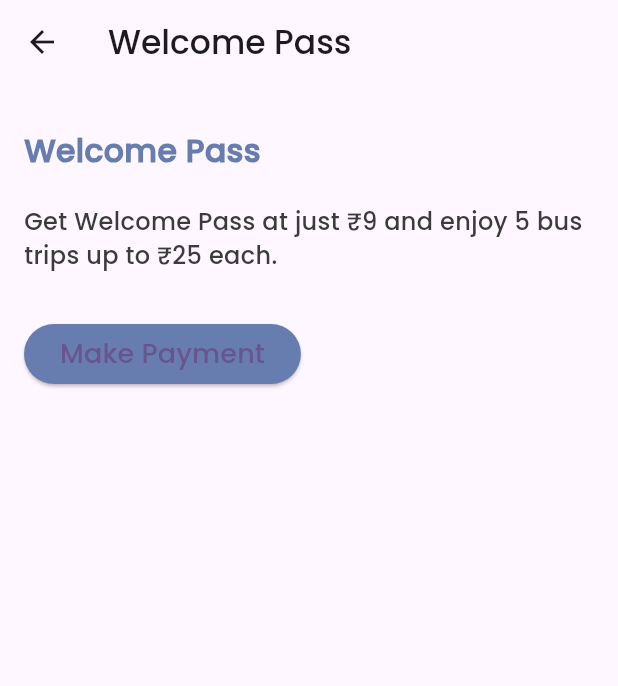
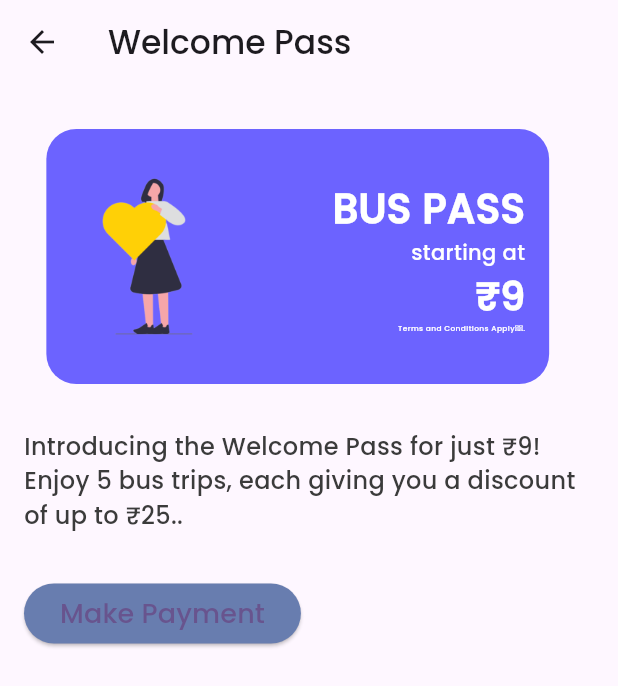
Before and after one commit to DYNAMICMORTAL/mams, a Flutter app: the screen it shows after launch, after a tap on "BUS PASS", on a phone screen of 412 x 824 dp. Shown: the top 686 px of the screen. Run offline on Flutter 3.47's test engine with Material 2 defaults, Android fonts, the light colour scheme and no system bars; our stand-ins replace fluentui_icons, gap, google_maps_flutter, video_player; missing offline and left inert: custom_info_window, flutter_polyline_points.

Commit message:
ui improvements in welcomepass

```diff
--- a/lib/screens/ads_view.dart
+++ b/lib/screens/ads_view.dart
@@ -1,27 +1,13 @@
-import 'package:fluentui_icons/fluentui_icons.dart';
-import 'package:flutter/cupertino.dart';
 import 'package:flutter/material.dart';
 import '../utils/app_styles.dart';
-import 'package:gap/gap.dart';
-import 'dart:math' as math;
 
-class Ads extends StatelessWidget {
-  const Ads({super.key});
-
+class BusCard extends StatelessWidget {
   @override
   Widget build(BuildContext context) {
-    return GestureDetector(
-      onTap: () {
-        // Navigate to the "Welcome Pass" page
-        Navigator.of(context).push(MaterialPageRoute(
-          builder: (context) => WelcomePassPage(),
-        ));
-      },
-      child: SizedBox(
-      width: MediaQuery.of(context).size.width*0.85,
+    return SizedBox(
+      width: MediaQuery.of(context).size.width * 0.85,
       height: 210,
       child: Container(
-        // padding: const EdgeInsets.only(top: 30),
         margin: const EdgeInsets.only(right: 15, top: 30),
         child: Column(
           children: [
@@ -29,7 +15,12 @@ class Ads extends StatelessWidget {
               height: 170,
               decoration: const BoxDecoration(
                 color: Color(0xFF6C63FF),
-                borderRadius: BorderRadius.only(topLeft: Radius.circular(20),bottomLeft: Radius.circular(20), topRight: Radius.circular(20), bottomRight: Radius.circular(20)),
+                borderRadius: BorderRadius.only(
+                  topLeft: Radius.circular(20),
+                  bottomLeft: Radius.circular(20),
+                  topRight: Radius.circular(20),
+                  bottomRight: Radius.circular(20),
+                ),
               ),
               padding: const EdgeInsets.only(right: 16, top: 16, bottom: 16),
               child: Row(
@@ -40,21 +31,16 @@ class Ads extends StatelessWidget {
                     mainAxisAlignment: MainAxisAlignment.center,
                     children: [
                       Container(
-                        // padding: const EdgeInsets.only( right: 10),
                         child: SizedBox(
                           width: 135,
                           height: 135,
                           child: Container(
                             decoration: BoxDecoration(
-                              // color: Colors.white,
                               borderRadius: BorderRadius.circular(10),
                             ),
-                            child: const Image(image: AssetImage('lib/assets/loveit_heart.png'),),
-                            // child: Column(
-                            //   children: [
-                            //     // Text("h")
-                            //   ],
-                            // ),
+                            child: const Image(
+                              image: AssetImage('lib/assets/loveit_heart.png'),
+                            ),
                           ),
                         ),
                       )
@@ -66,22 +52,38 @@ class Ads extends StatelessWidget {
                     children: [
                       Row(
                         children: [
-                          Text("BUS PASS", style: Styles.headlineStyle2.copyWith(color: Colors.white, fontSize: 27),)
+                          Text(
+                            "BUS PASS",
+                            style: Styles.headlineStyle2.copyWith(
+                                color: Colors.white, fontSize: 27),
+                          )
                         ],
                       ),
                       Row(
                         children: [
-                          Text("starting at", style: Styles.headlineStyle4.copyWith(color: Colors.white),)
+                          Text(
+                            "starting at",
+                            style: Styles.headlineStyle4.copyWith(
+                                color: Colors.white),
+                          )
                         ],
                       ),
                       Row(
                         children: [
-                          Text("₹9", style: Styles.headlineStyle1.copyWith(color: Colors.white),)
+                          Text(
+                            "₹9",
+                            style: Styles.headlineStyle1.copyWith(
+                                color: Colors.white),
+                          )
                         ],
                       ),
                       Row(
                         children: [
-                          Text("Terms and Conditions Applyᵀᴹ.", style: Styles.headlineStyle4.copyWith(color: Colors.white, fontSize: 5),)
+                          Text(
+                            "Terms and Conditions Applyᵀᴹ.",
+                            style: Styles.headlineStyle4.copyWith(
+                                color: Colors.white, fontSize: 5),
+                          )
                         ],
                       ),
                     ],
@@ -92,13 +94,25 @@ class Ads extends StatelessWidget {
           ],
         ),
       ),
-    ),
-
-
-    );}
+    );
+  }
 }
 
+class Ads extends StatelessWidget {
+  const Ads({super.key});
 
+  @override
+  Widget build(BuildContext context) {
+    return GestureDetector(
+      onTap: () {
+        Navigator.of(context).push(MaterialPageRoute(
+          builder: (context) => WelcomePassPage(),
+        ));
+      },
+      child: BusCard(),
+    );
+  }
+}
 
 class WelcomePassPage extends StatelessWidget {
   @override
@@ -112,14 +126,10 @@ class WelcomePassPage extends StatelessWidget {
         child: Column(
           crossAxisAlignment: CrossAxisAlignment.start,
           children: [
-            SizedBox(height: 30),
-            Text(
-              "Welcome Pass",
-              style: Styles.headlineStyle2.copyWith(color: Styles.primaryColor),
-            ),
+            Center(child: BusCard()),
             SizedBox(height: 20),
             Text(
-              "Get Welcome Pass at just ₹9 and enjoy 5 bus trips up to ₹25 each.",
+              "Introducing the Welcome Pass for just ₹9! Enjoy 5 bus trips, each giving you a discount of up to ₹25..",
               style: Styles.textStyle,
             ),
             SizedBox(height: 30),
```
